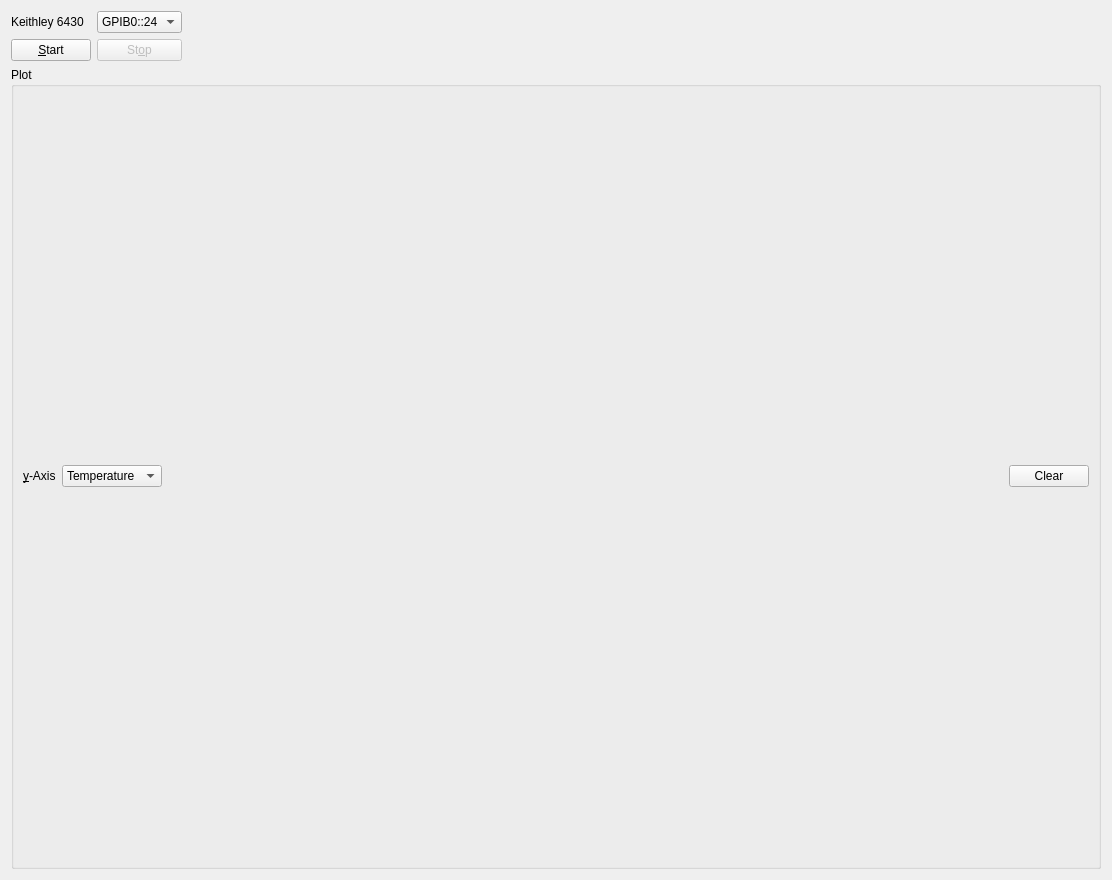
AvirupRoy/research, file DiodeThermometerUi.ui: the form before one commit.
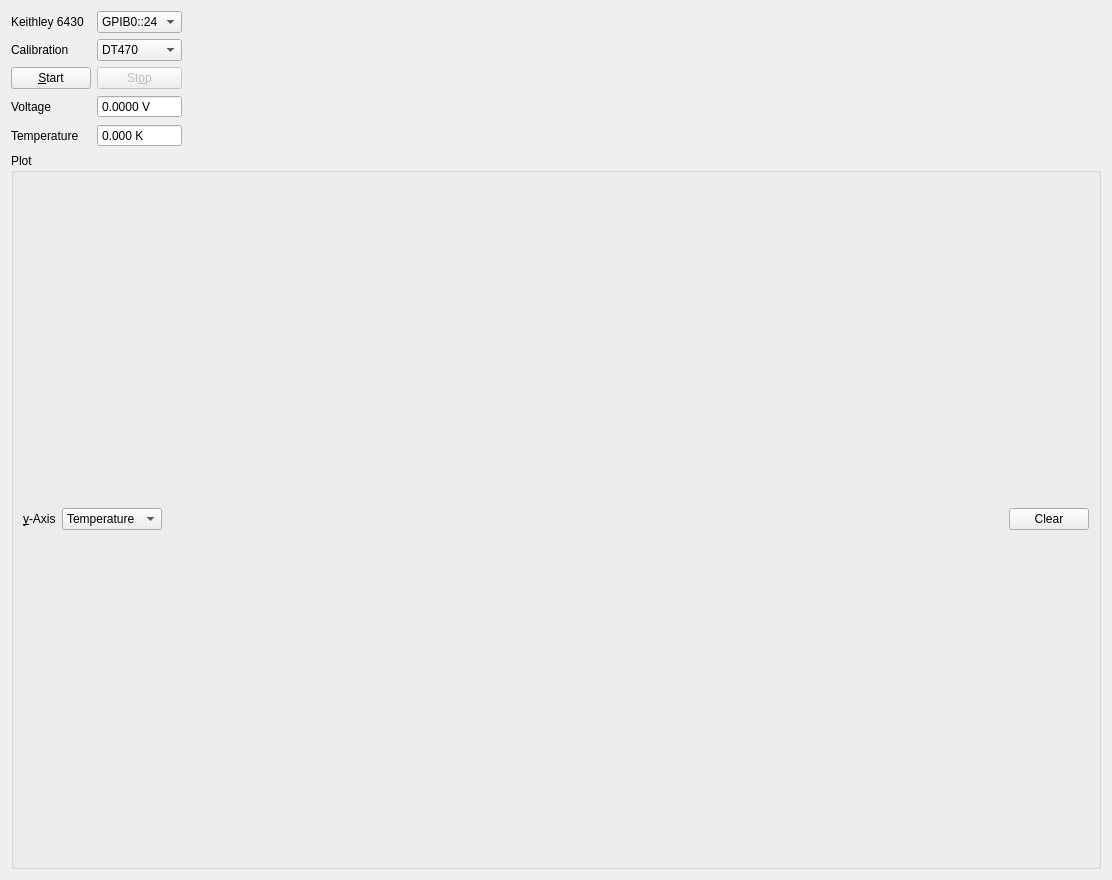
The form after the commit.

Commit message: Improved diode thermometer readout to support DT670. Display current values.

Diff of the .ui file:
```diff
--- a/DiodeThermometerUi.ui
+++ b/DiodeThermometerUi.ui
@@ -20,6 +20,56 @@
       <layout class="QHBoxLayout" name="horizontalLayout_3">
        <item>
         <layout class="QGridLayout" name="gridLayout">
+         <item row="3" column="1">
+          <widget class="QDoubleSpinBox" name="voltageSb">
+           <property name="readOnly">
+            <bool>true</bool>
+           </property>
+           <property name="buttonSymbols">
+            <enum>QAbstractSpinBox::NoButtons</enum>
+           </property>
+           <property name="suffix">
+            <string> V</string>
+           </property>
+           <property name="decimals">
+            <number>4</number>
+           </property>
+           <property name="maximum">
+            <double>5.000000000000000</double>
+           </property>
+           <property name="singleStep">
+            <double>0.000100000000000</double>
+           </property>
+          </widget>
+         </item>
+         <item row="1" column="1">
+          <widget class="QComboBox" name="calibrationCombo">
+           <item>
+            <property name="text">
+             <string>DT470</string>
+            </property>
+           </item>
+           <item>
+            <property name="text">
+             <string>DT670</string>
+            </property>
+           </item>
+          </widget>
+         </item>
+         <item row="3" column="0">
+          <widget class="QLabel" name="label_2">
+           <property name="text">
+            <string>Voltage</string>
+           </property>
+          </widget>
+         </item>
+         <item row="1" column="0">
+          <widget class="QLabel" name="label">
+           <property name="text">
+            <string>Calibration</string>
+           </property>
+          </widget>
+         </item>
          <item row="0" column="0">
           <widget class="QLabel" name="coilVisaLabel">
            <property name="text">
@@ -42,14 +92,14 @@
            </item>
           </widget>
          </item>
-         <item row="1" column="0">
+         <item row="2" column="0">
           <widget class="QPushButton" name="startPb">
            <property name="text">
             <string>&amp;Start</string>
            </property>
           </widget>
          </item>
-         <item row="1" column="1">
+         <item row="2" column="1">
           <widget class="QPushButton" name="stopPb">
            <property name="enabled">
             <bool>false</bool>
@@ -59,6 +109,35 @@
            </property>
           </widget>
          </item>
+         <item row="4" column="1">
+          <widget class="QDoubleSpinBox" name="temperatureSb">
+           <property name="readOnly">
+            <bool>true</bool>
+           </property>
+           <property name="buttonSymbols">
+            <enum>QAbstractSpinBox::NoButtons</enum>
+           </property>
+           <property name="suffix">
+            <string> K</string>
+           </property>
+           <property name="decimals">
+            <number>3</number>
+           </property>
+           <property name="maximum">
+            <double>400.000000000000000</double>
+           </property>
+           <property name="singleStep">
+            <double>0.001000000000000</double>
+           </property>
+          </widget>
+         </item>
+         <item row="4" column="0">
+          <widget class="QLabel" name="label_3">
+           <property name="text">
+            <string>Temperature</string>
+           </property>
+          </widget>
+         </item>
         </layout>
        </item>
        <item>
```
The commit also changes 1 other file.
